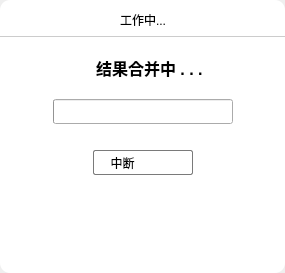
First picture: the form in src/DialogResultMerge.ui, repository Aiopr-bits/MAVES, before the edit.
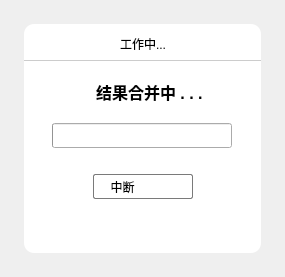
Second picture: the form after the edit. Icons and pictures are not drawn.

Commit message: fix:修改结果合并弹窗样式，添加背景阴影效果，label_2文字随时间改变

Diff of the .ui file:
```diff
--- a/src/DialogResultMerge.ui
+++ b/src/DialogResultMerge.ui
@@ -7,7 +7,7 @@
     <x>0</x>
     <y>0</y>
     <width>285</width>
-    <height>273</height>
+    <height>277</height>
    </rect>
   </property>
   <property name="windowTitle">
@@ -18,18 +18,21 @@
   </property>
   <layout class="QGridLayout" name="gridLayout">
    <property name="leftMargin">
-    <number>0</number>
+    <number>24</number>
    </property>
    <property name="topMargin">
-    <number>0</number>
+    <number>24</number>
    </property>
    <property name="rightMargin">
-    <number>0</number>
+    <number>24</number>
    </property>
    <property name="bottomMargin">
-    <number>0</number>
+    <number>24</number>
    </property>
-   <property name="spacing">
+   <property name="horizontalSpacing">
+    <number>24</number>
+   </property>
+   <property name="verticalSpacing">
     <number>0</number>
    </property>
    <item row="0" column="0">
```
The commit also changes 2 other files.
